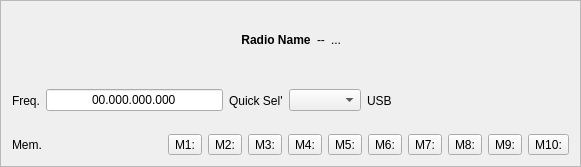
First picture: the form in mqt/MqtLogger/rigcontrolframe.ui, repository zsteva/backup-minos2, before the edit.
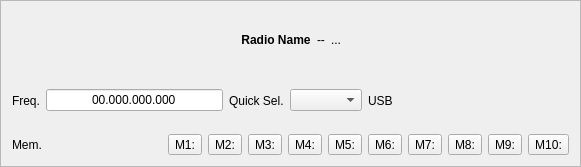
Second picture: the form after the edit. Custom widgets are drawn as their Qt base class.

Patch:
```diff
--- a/mqt/MqtLogger/rigcontrolframe.ui
+++ b/mqt/MqtLogger/rigcontrolframe.ui
@@ -118,7 +118,7 @@
          <item>
           <widget class="QLabel" name="bandSellbl">
            <property name="text">
-            <string>Quick Sel'</string>
+            <string>Quick Sel.</string>
            </property>
           </widget>
          </item>
```
